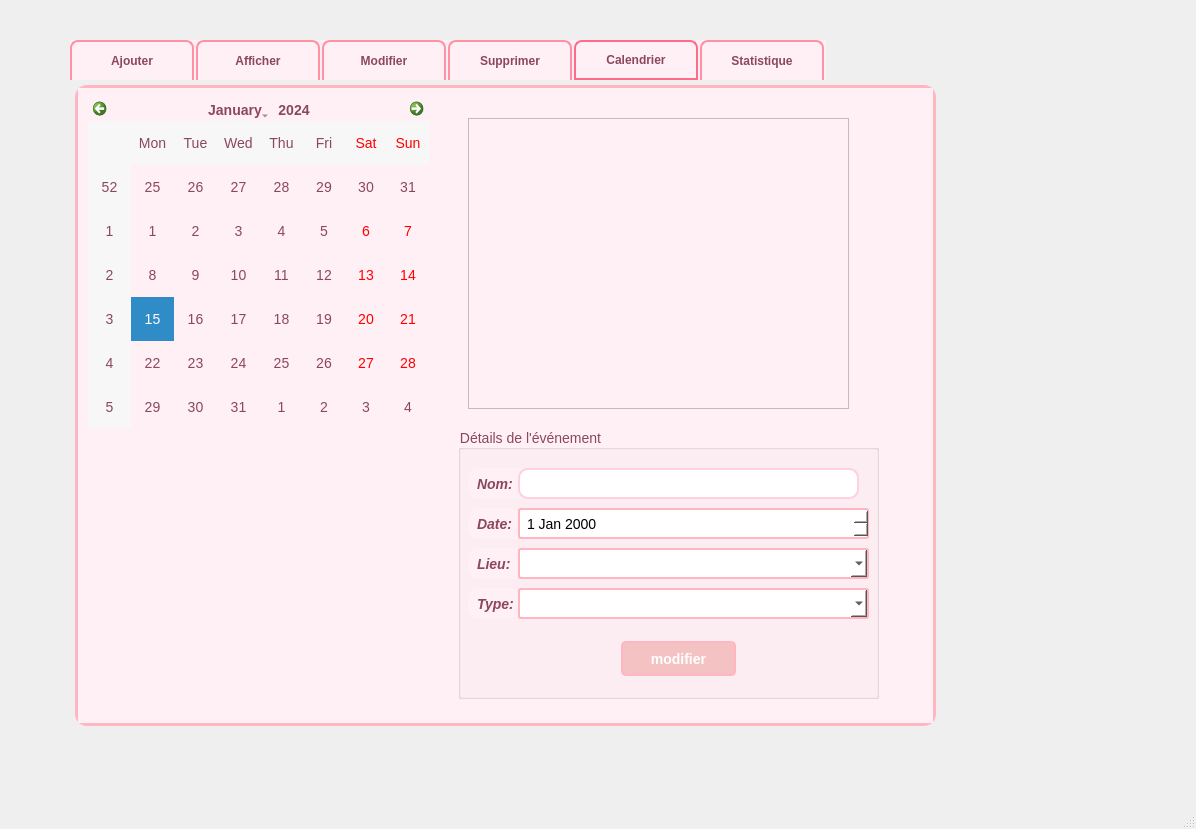
Old version of the form mainwindow.ui in the repository hajerbentemessek792-tech/summerconnect.
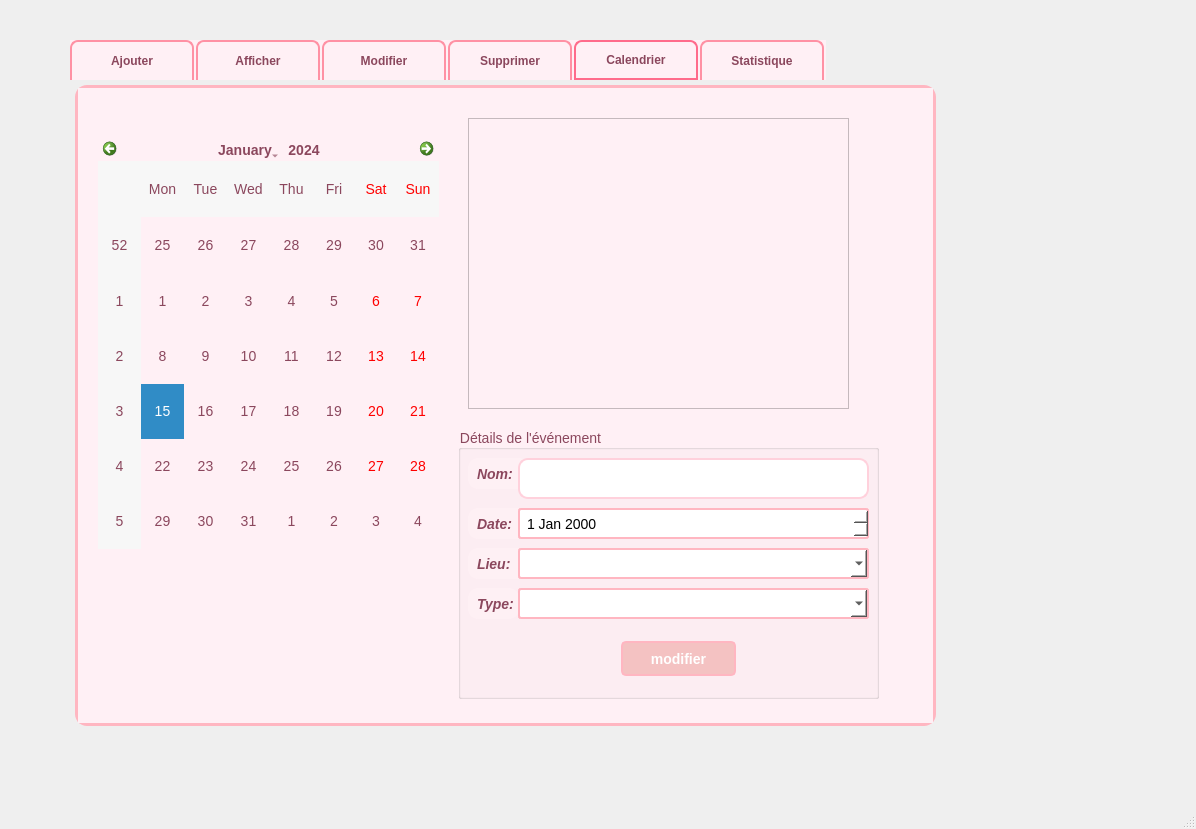
New version of the form. Icons and pictures are not drawn.

What changed in the file:
```diff
--- a/mainwindow.ui
+++ b/mainwindow.ui
@@ -1361,10 +1361,10 @@
      <widget class="QCalendarWidget" name="calendarWidget">
       <property name="geometry">
        <rect>
-        <x>10</x>
-        <y>10</y>
+        <x>20</x>
+        <y>50</y>
         <width>341</width>
-        <height>331</height>
+        <height>411</height>
        </rect>
       </property>
      </widget>
@@ -1394,7 +1394,7 @@
        <property name="geometry">
         <rect>
          <x>10</x>
-         <y>40</y>
+         <y>30</y>
          <width>61</width>
          <height>31</height>
         </rect>
@@ -1418,9 +1418,9 @@
        <property name="geometry">
         <rect>
          <x>60</x>
-         <y>40</y>
-         <width>341</width>
-         <height>31</height>
+         <y>30</y>
+         <width>351</width>
+         <height>41</height>
         </rect>
        </property>
       </widget>
```
